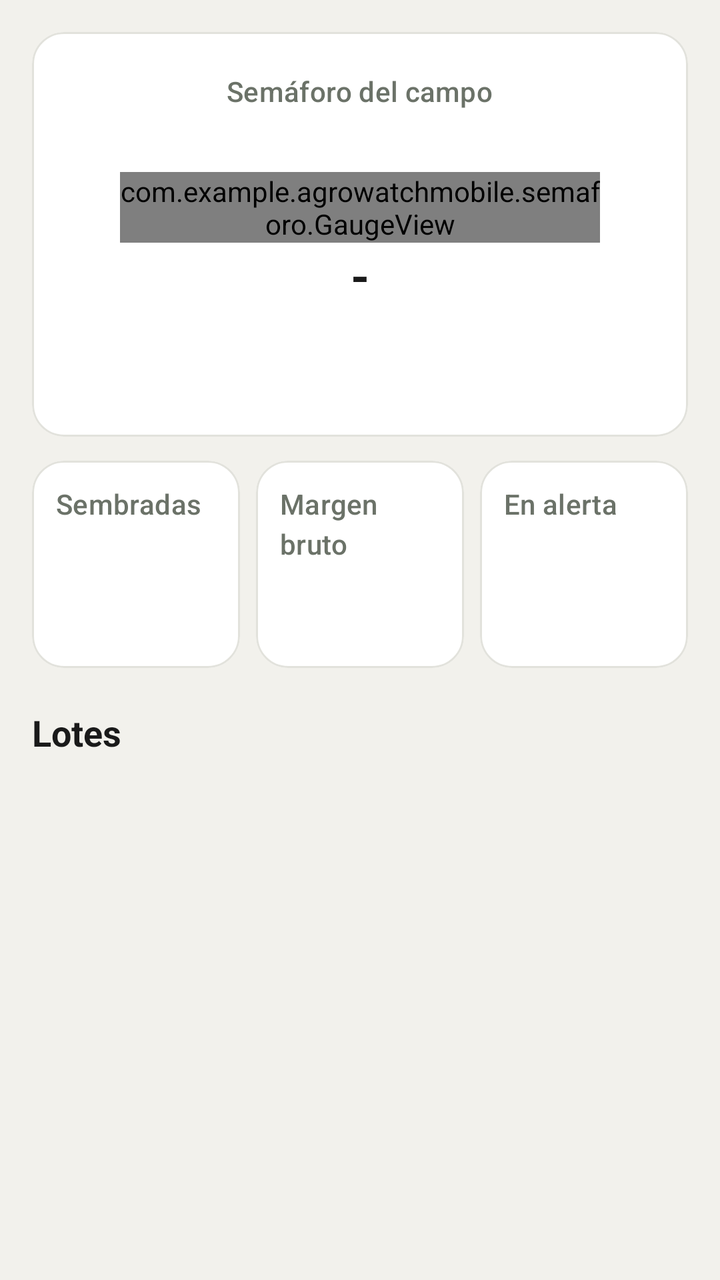
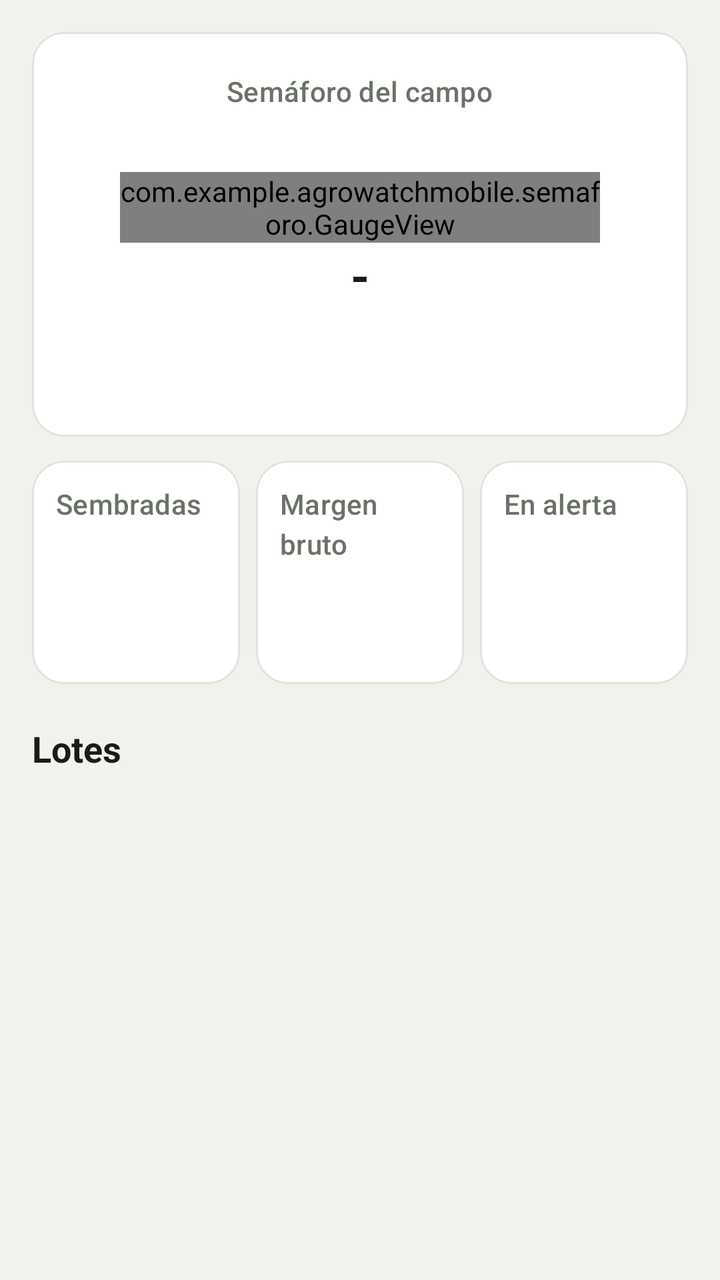

Two renders of the same Android screen: before a commit and after it. Below are the layout's source before the change and the commit's diff.
<!-- AndroidManifest.xml: application theme Theme.AgroWatchMobile -->
<!-- res/layout/panel_encabezado.xml -->
<?xml version="1.0" encoding="utf-8"?>
<LinearLayout xmlns:android="http://schemas.android.com/apk/res/android"
    android:layout_width="match_parent"
    android:layout_height="wrap_content"
    android:orientation="vertical"
    android:paddingStart="16dp"
    android:paddingTop="16dp"
    android:paddingEnd="16dp">

    
    <LinearLayout
        android:id="@+id/grupoCampo"
        android:layout_width="match_parent"
        android:layout_height="wrap_content"
        android:layout_marginBottom="12dp"
        android:gravity="center_vertical"
        android:orientation="horizontal"
        android:visibility="gone">

        <TextView
            style="@style/Texto.Etiqueta"
            android:layout_width="wrap_content"
            android:layout_height="wrap_content"
            android:labelFor="@id/spCampo"
            android:text="@string/panel_campo" />

        <Spinner
            android:id="@+id/spCampo"
            android:layout_width="0dp"
            android:layout_height="48dp"
            android:layout_marginStart="12dp"
            android:layout_weight="1" />
    </LinearLayout>

    <com.google.android.material.card.MaterialCardView
        style="@style/Tarjeta"
        android:layout_width="match_parent"
        android:layout_height="wrap_content">

        <LinearLayout
            android:layout_width="match_parent"
            android:layout_height="wrap_content"
            android:gravity="center_horizontal"
            android:orientation="vertical"
            android:padding="20dp">

            <TextView
                style="@style/Texto.Etiqueta"
                android:layout_width="wrap_content"
                android:layout_height="wrap_content"
                android:text="@string/panel_semaforo_titulo" />

            <TextView
                android:id="@+id/tvCampania"
                android:layout_width="wrap_content"
                android:layout_height="wrap_content"
                android:textColor="@color/gris_texto" />

            <com.example.agrowatchmobile.semaforo.GaugeView
                android:id="@+id/gaugeCampo"
                android:layout_width="240dp"
                android:layout_height="wrap_content"
                android:layout_marginTop="12dp" />

            <TextView
                android:id="@+id/tvPctCampo"
                style="@style/Texto.Valor"
                android:layout_width="wrap_content"
                android:layout_height="wrap_content"
                android:text="@string/sin_dato" />

            <TextView
                android:id="@+id/tvEstadoCampo"
                android:layout_width="wrap_content"
                android:layout_height="wrap_content"
                android:textSize="16sp"
                android:textStyle="bold" />

            <TextView
                android:id="@+id/tvFraseCampo"
                android:layout_width="wrap_content"
                android:layout_height="wrap_content"
                android:layout_marginTop="4dp"
                android:gravity="center"
                android:textColor="@color/gris_texto" />
        </LinearLayout>
    </com.google.android.material.card.MaterialCardView>

    
    <LinearLayout
        android:layout_width="match_parent"
        android:layout_height="wrap_content"
        android:layout_marginTop="12dp"
        android:baselineAligned="false"
        android:orientation="horizontal">

        <com.google.android.material.card.MaterialCardView
            style="@style/Tarjeta"
            android:layout_width="0dp"
            android:layout_height="match_parent"
            android:layout_weight="1">

            <LinearLayout
                android:layout_width="match_parent"
                android:layout_height="wrap_content"
                android:orientation="vertical"
                android:padding="12dp">

                <TextView
                    style="@style/Texto.Etiqueta"
                    android:layout_width="wrap_content"
                    android:layout_height="wrap_content"
                    android:text="@string/panel_sembradas" />

                <TextView
                    android:id="@+id/tvSembradas"
                    style="@style/Texto.Valor"
                    android:layout_width="wrap_content"
                    android:layout_height="wrap_content"
                    android:textSize="18sp" />

                <TextView
                    android:id="@+id/tvSembradasTotal"
                    android:layout_width="wrap_content"
                    android:layout_height="wrap_content"
                    android:textColor="@color/gris_texto"
                    android:textSize="12sp" />
            </LinearLayout>
        </com.google.android.material.card.MaterialCardView>

        <com.google.android.material.card.MaterialCardView
            style="@style/Tarjeta"
            android:layout_width="0dp"
            android:layout_height="match_parent"
            android:layout_marginStart="8dp"
            android:layout_weight="1">

            <LinearLayout
                android:layout_width="match_parent"
                android:layout_height="wrap_content"
                android:orientation="vertical"
                android:padding="12dp">

                <TextView
                    style="@style/Texto.Etiqueta"
                    android:layout_width="wrap_content"
                    android:layout_height="wrap_content"
                    android:text="@string/panel_margen_bruto" />

                <TextView
                    android:id="@+id/tvMargenBruto"
                    style="@style/Texto.Valor"
                    android:layout_width="wrap_content"
                    android:layout_height="wrap_content"
                    android:textSize="18sp" />

                <TextView
                    android:id="@+id/tvMargenHa"
                    android:layout_width="wrap_content"
                    android:layout_height="wrap_content"
                    android:textColor="@color/gris_texto"
                    android:textSize="12sp" />
            </LinearLayout>
        </com.google.android.material.card.MaterialCardView>

        <com.google.android.material.card.MaterialCardView
            style="@style/Tarjeta"
            android:layout_width="0dp"
            android:layout_height="match_parent"
            android:layout_marginStart="8dp"
            android:layout_weight="1">

            <LinearLayout
                android:layout_width="match_parent"
                android:layout_height="wrap_content"
                android:orientation="vertical"
                android:padding="12dp">

                <TextView
                    style="@style/Texto.Etiqueta"
                    android:layout_width="wrap_content"
                    android:layout_height="wrap_content"
                    android:text="@string/panel_en_alerta" />

                <TextView
                    android:id="@+id/tvAlerta"
                    style="@style/Texto.Valor"
                    android:layout_width="wrap_content"
                    android:layout_height="wrap_content"
                    android:textColor="@color/rojo_texto"
                    android:textSize="18sp" />
            </LinearLayout>
        </com.google.android.material.card.MaterialCardView>
    </LinearLayout>

    <TextView
        style="@style/Texto.Titulo"
        android:layout_width="wrap_content"
        android:layout_height="wrap_content"
        android:layout_marginTop="20dp"
        android:layout_marginBottom="4dp"
        android:text="@string/panel_lotes_titulo"
        android:textSize="18sp" />

    <TextView
        android:id="@+id/tvSinLotes"
        android:layout_width="wrap_content"
        android:layout_height="wrap_content"
        android:text="@string/panel_sin_lotes"
        android:textColor="@color/gris_texto"
        android:visibility="gone" />
</LinearLayout>
<!-- resources referenced by this layout -->
<resources>
  <color name="gris_texto">#6B7268</color>
  <color name="rojo_texto">#A8382A</color>
  <string name="panel_campo">Campo</string>
  <string name="panel_en_alerta">En alerta</string>
  <string name="panel_lotes_titulo">Lotes</string>
  <string name="panel_margen_bruto">Margen bruto</string>
  <string name="panel_semaforo_titulo">Semáforo del campo</string>
  <string name="panel_sembradas">Sembradas</string>
  <string name="panel_sin_lotes">Este campo no tiene lotes. Cargalos desde la web.</string>
  <string name="sin_dato">-</string>
  <style name="Tarjeta" parent="Widget.Material3.CardView.Outlined">
          <item name="cardCornerRadius">16dp</item>
          <item name="cardBackgroundColor">@color/blanco</item>
          <item name="strokeColor">@color/gris_borde</item>
      </style>
  <style name="Texto.Etiqueta" parent="TextAppearance.Material3.LabelLarge">
          <item name="android:textColor">@color/gris_texto</item>
      </style>
  <style name="Texto.Titulo" parent="TextAppearance.Material3.TitleLarge">
          <item name="android:textColor">@color/negro_texto</item>
          <item name="android:textStyle">bold</item>
      </style>
  <style name="Texto.Valor" parent="TextAppearance.Material3.HeadlineSmall">
          <item name="android:textColor">@color/negro_texto</item>
          <item name="android:textStyle">bold</item>
      </style>
  <style name="Theme.AgroWatchMobile" parent="Base.Theme.AgroWatchMobile" />
  <color name="blanco">#FFFFFF</color>
  <color name="gris_borde">#E2E2DC</color>
  <color name="negro_texto">#1A1A1A</color>
  <style name="Base.Theme.AgroWatchMobile" parent="Theme.Material3.Light.NoActionBar">
          <item name="colorPrimary">@color/verde_medio</item>
          <item name="colorOnPrimary">@color/blanco</item>
          <item name="colorPrimaryContainer">@color/verde_claro</item>
          <item name="colorOnPrimaryContainer">@color/verde_oscuro</item>
          <item name="colorSecondary">@color/amarillo_logo</item>
          <item name="colorOnSecondary">@color/verde_oscuro</item>
          <item name="colorError">@color/rojo_texto</item>
          <item name="android:colorBackground">@color/fondo_app</item>
          <item name="colorSurface">@color/blanco</item>
          <item name="colorOnSurface">@color/negro_texto</item>
          <item name="colorOnSurfaceVariant">@color/gris_texto</item>
          <item name="colorOutline">@color/gris_borde</item>
          <item name="android:windowBackground">@color/fondo_app</item>
      </style>
  <color name="verde_medio">#4F8F63</color>
  <color name="verde_claro">#EEF2EA</color>
  <color name="verde_oscuro">#1C3325</color>
  <color name="amarillo_logo">#E8B84B</color>
  <color name="fondo_app">#F2F1EC</color>
</resources>

<!-- the commit's change to res/layout/panel_encabezado.xml (unified diff, before → after) -->
@@ -1,5 +1,6 @@
 <?xml version="1.0" encoding="utf-8"?>
 <LinearLayout xmlns:android="http://schemas.android.com/apk/res/android"
+    xmlns:app="http://schemas.android.com/apk/res-auto"
     android:layout_width="match_parent"
     android:layout_height="wrap_content"
     android:orientation="vertical"
@@ -115,9 +116,12 @@
                 <TextView
                     android:id="@+id/tvSembradas"
                     style="@style/Texto.Valor"
-                    android:layout_width="wrap_content"
-                    android:layout_height="wrap_content"
-                    android:textSize="18sp" />
+                    android:layout_width="match_parent"
+                    android:layout_height="wrap_content"
+                    android:maxLines="1"
+                    app:autoSizeMaxTextSize="18sp"
+                    app:autoSizeMinTextSize="11sp"
+                    app:autoSizeTextType="uniform" />
 
                 <TextView
                     android:id="@+id/tvSembradasTotal"
@@ -150,9 +154,12 @@
                 <TextView
                     android:id="@+id/tvMargenBruto"
                     style="@style/Texto.Valor"
-                    android:layout_width="wrap_content"
-                    android:layout_height="wrap_content"
-                    android:textSize="18sp" />
+                    android:layout_width="match_parent"
+                    android:layout_height="wrap_content"
+                    android:maxLines="1"
+                    app:autoSizeMaxTextSize="18sp"
+                    app:autoSizeMinTextSize="11sp"
+                    app:autoSizeTextType="uniform" />
 
                 <TextView
                     android:id="@+id/tvMargenHa"
@@ -185,10 +192,12 @@
                 <TextView
                     android:id="@+id/tvAlerta"
                     style="@style/Texto.Valor"
-                    android:layout_width="wrap_content"
-                    android:layout_height="wrap_content"
-                    android:textColor="@color/rojo_texto"
-                    android:textSize="18sp" />
+                    android:layout_width="match_parent"
+                    android:layout_height="wrap_content"
+                    android:maxLines="1"
+                    app:autoSizeMaxTextSize="18sp"
+                    app:autoSizeMinTextSize="11sp"
+                    app:autoSizeTextType="uniform" />
             </LinearLayout>
         </com.google.android.material.card.MaterialCardView>
     </LinearLayout>
